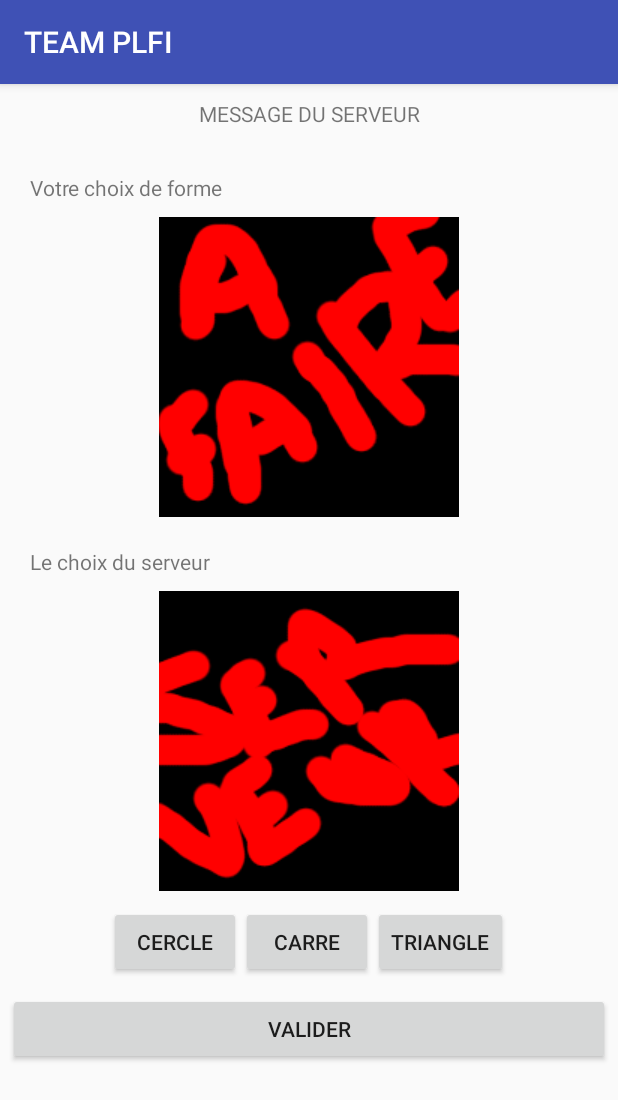
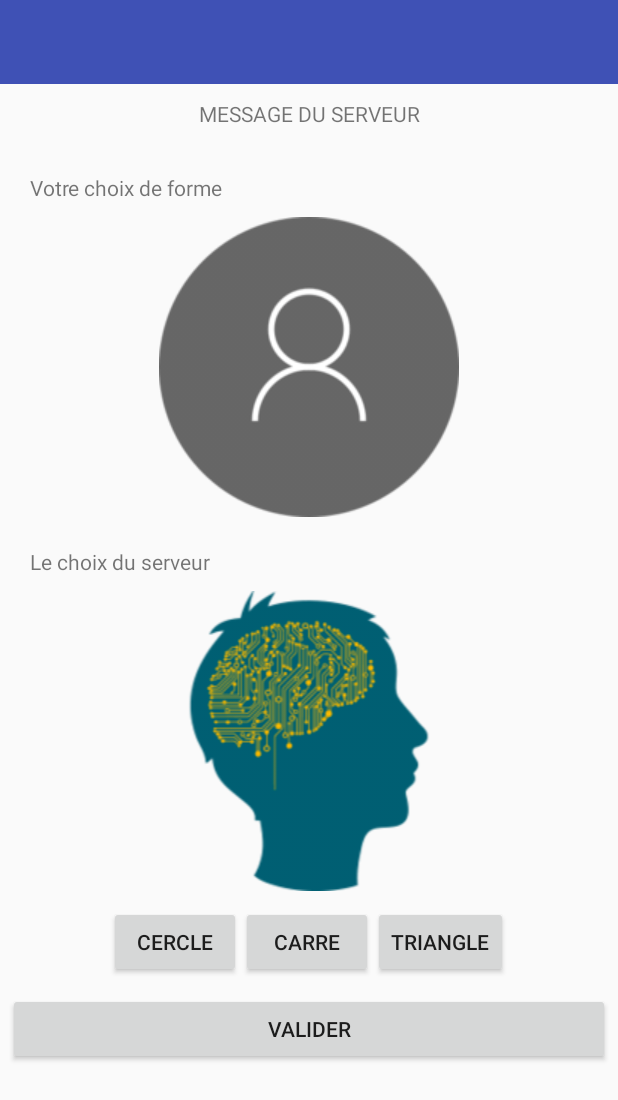
Before and after one commit to tt405907/TEAM-PLFI, an Android app: the screen it shows after launch (gameRTC), after a tap on "PLAY RTC", on a phone screen of 412 x 824 dp. Shown: the top 1100 px of the screen. Run offline under Robolectric (Android 15) with nearby library versions, the phone set to English and light mode, and no system bars.

Commit message:
Android template update

```diff
--- a/android/app/src/main/AndroidManifest.xml
+++ b/android/app/src/main/AndroidManifest.xml
@@ -5,7 +5,7 @@
     <application
             android:allowBackup="true"
             android:icon="@mipmap/ic_launcher"
-            android:label="@string/app_name"
+            android:label="TEAM PLFI"
             android:roundIcon="@mipmap/ic_launcher_round"
             android:supportsRtl="true"
             android:theme="@style/AppTheme">
@@ -17,6 +17,7 @@
                 <category android:name="android.intent.category.LAUNCHER"/>
             </intent-filter>
         </activity>
+
         <activity android:name=".gameRTC">
             <intent-filter>
                 <action android:name="android.intent.action.MAIN"/>
--- a/android/app/src/main/java/plfi/plfi/MainActivity.java
+++ b/android/app/src/main/java/plfi/plfi/MainActivity.java
@@ -1,31 +1,57 @@
 package plfi.plfi;
 
+import android.app.ActionBar;
+import android.support.v7.widget.Toolbar;
 import android.content.Intent;
 import android.support.v7.app.AppCompatActivity;
 import android.os.Bundle;
+import android.view.Menu;
 import android.view.View;
-import android.view.Window;
-import android.view.WindowManager;
 import android.widget.Button;
-import android.widget.Toolbar;
+import android.support.v7.app.AppCompatActivity;
+import android.support.v7.widget.Toolbar;
 
 public class MainActivity extends AppCompatActivity {
+
+    // Mes Boutons
+    Button ButtonStartRTC;
+
+    // Ma Toolbar de genie
+    Toolbar toolbar;
 
     @Override
     protected void onCreate(Bundle savedInstanceState) {
         super.onCreate(savedInstanceState);
 
-        setContentView(R.layout.test1);
-        // init du RTC Game
-        Button ButtonStarterRTC = (Button)findViewById(R.id.buttonStartRTC);
-        ButtonStarterRTC.setOnClickListener(new View.OnClickListener()
-        {
-            public void onClick(View actuelView)    //au clic sur le bouton
-            {
-                Intent intent = new Intent(MainActivity.this, gameRTC.class);  //Lancer l'activité DisplayVue
-                startActivity(intent);    //Afficher la vue
-            }
-        });
+        setContentView(R.layout.accueil);
+
+        // Button Game RTC
+        ButtonStartRTC = (Button)findViewById(R.id.buttonStartRTC);
+        ButtonStartRTC.setOnClickListener(new ButtonGameRTC());
+
+        // Toolbar
+        toolbar = (Toolbar) findViewById(R.id.toolbarmain);
+        setSupportActionBar(toolbar);
+
+
     }
 
+    // Action de ButtonGameRTC
+    class ButtonGameRTC implements View.OnClickListener {
+
+        @Override
+        public void onClick(View v) {
+            Intent intent = new Intent(MainActivity.this, gameRTC.class);  //Lancer l'activité DisplayVue
+            startActivity(intent);    //Afficher la vue
+        }
     }
+
+    @Override
+    public boolean onCreateOptionsMenu(Menu menu){
+        getMenuInflater().inflate(R.menu.menu_main,menu);
+        return true;
+    }
+
+
+
+    }
--- a/android/app/src/main/java/plfi/plfi/gameRTC.java
+++ b/android/app/src/main/java/plfi/plfi/gameRTC.java
@@ -1,6 +1,5 @@
 package plfi.plfi;
 
-import android.app.Activity;
 import android.os.Bundle;
 import android.support.v7.app.AppCompatActivity;
 import android.view.View;
@@ -12,6 +11,7 @@ public class gameRTC extends AppCompatActivity {
     Button buttonCarre;
     Button buttonTriangle;
     Button buttonCercle;
+    Button buttonValider;
 
     // Mes Images à afficher pour le serveur et le client
     ImageView imageInitClient; // Image de depart du cleint
@@ -27,6 +27,7 @@ public class gameRTC extends AppCompatActivity {
         //Image Client
         imageViewClient = (ImageView) findViewById(R.id.imageViewClient);
 
+
         //Carre
         buttonCarre = (Button) findViewById(R.id.buttonCarre);
         buttonCarre.setOnClickListener(new ButtonCarreClick());
@@ -38,6 +39,10 @@ public class gameRTC extends AppCompatActivity {
         //Cercle
         buttonCercle = (Button) findViewById(R.id.buttonCercle);
         buttonCercle.setOnClickListener(new ButtonCercleClick());
+
+        //Valider
+        buttonValider = (Button) findViewById(R.id.buttonValider);
+        buttonValider.setOnClickListener(new ButtonValiderClick());
     }
 
     //TODO: REFAIRE IMAGE CARRE
@@ -45,6 +50,7 @@ public class gameRTC extends AppCompatActivity {
 
         @Override
         public void onClick(View v) {
+
             imageViewClient.setImageResource(R.drawable.carre);
         }
     }
@@ -59,7 +65,13 @@ public class gameRTC extends AppCompatActivity {
     class ButtonCercleClick implements  View.OnClickListener{
         @Override
         public void onClick(View v){
-            imageInitClient.setImageResource(R.drawable.cercle);
+            imageViewClient.setImageResource(R.drawable.cercle);
+        }
+    }
+    class ButtonValiderClick implements  View.OnClickListener{
+        @Override
+        public void onClick(View v){
+            //TODO: METTRE L'APPELLE AU SERVEUR ET
         }
     }
 }
--- a/android/app/src/main/res/layout/test1.xml
+++ b/android/app/src/main/res/layout/accueil.xml
@@ -4,8 +4,12 @@
     android:layout_height="match_parent"
     xmlns:custom="http://schemas.android.com/apk/res-auto"
     android:orientation="vertical"
+    android:background="@drawable/background_main"
+    android:fitsSystemWindows="true"
     tools:context=".MainActivity">
 
+
+    <include layout="@layout/my_toolbar"/>
 
     <Button
         android:id="@+id/buttonStartRTC"
--- /dev/null
+++ b/android/app/src/main/res/layout/my_toolbar.xml
@@ -0,0 +1,7 @@
+<android.support.v7.widget.Toolbar xmlns:android="http://schemas.android.com/apk/res/android"
+    android:id="@+id/toolbarmain"
+    android:minHeight="?attr/actionBarSize"
+    android:layout_width="match_parent"
+    android:layout_height="wrap_content"
+    android:background="?attr/colorPrimary">
+</android.support.v7.widget.Toolbar>
--- /dev/null
+++ b/android/app/src/main/res/layout/my_toolbar_rtc.xml
@@ -0,0 +1,7 @@
+<android.support.v7.widget.Toolbar xmlns:android="http://schemas.android.com/apk/res/android"
+    android:id="@+id/toolbarmain"
+    android:minHeight="?attr/actionBarSize"
+    android:layout_width="match_parent"
+    android:layout_height="wrap_content"
+    android:background="?attr/colorPrimary">
+</android.support.v7.widget.Toolbar>
--- a/android/app/src/main/res/layout/trianglecerclecarre.xml
+++ b/android/app/src/main/res/layout/trianglecerclecarre.xml
@@ -5,7 +5,9 @@
     android:layout_height="match_parent"
     android:orientation="vertical"
     tools:context=".gameRTC">
-    //TODO : Change this too something that we can change the text
+    //TODO: Change this too something that we can change the text
+
+    <include layout="@layout/my_toolbar_rtc"/>
 
     <TextView
         android:id="@+id/textServeur"
--- /dev/null
+++ b/android/app/src/main/res/menu/menu_main.xml
@@ -0,0 +1,13 @@
+<menu xmlns:android="http://schemas.android.com/apk/res/android"
+    xmlns:actionbarcompat_mse="http://schemas.android.com/apk/res-auto"
+    >
+
+    <item android:id="@+id/action_edit"
+        android:title="TODO"
+        android:icon="@drawable/menu_icon"
+        android:orderInCategory="100"
+        actionbarcompat_mse:showAsAction="never">
+
+    </item>
+
+</menu>
--- a/android/app/src/main/res/values/styles.xml
+++ b/android/app/src/main/res/values/styles.xml
@@ -1,11 +1,17 @@
 <resources>
 
     <!-- Base application theme. -->
-    <style name="AppTheme" parent="Theme.AppCompat.Light.DarkActionBar">
+    <style name="AppTheme" parent="AppBlankTheme">
         <!-- Customize your theme here. -->
+        <item name="windowActionBar">false</item>
+        <item name="windowNoTitle">true</item>
+
+    </style>
+
+    <style name="AppBlankTheme" parent="Theme.AppCompat.Light.DarkActionBar">
+
         <item name="colorPrimary">@color/colorPrimary</item>
         <item name="colorPrimaryDark">@color/colorPrimaryDark</item>
         <item name="colorAccent">@color/colorAccent</item>
     </style>
-
 </resources>
--- a/android/build.gradle
+++ b/android/build.gradle
@@ -7,7 +7,7 @@ buildscript {
         jcenter()
     }
     dependencies {
-        classpath 'com.android.tools.build:gradle:3.3.0'
+        classpath 'com.android.tools.build:gradle:3.3.1'
 
 
         // NOTE: Do not place your application dependencies here; they belong
```
Also changed, not shown: android/app/src/main/res/drawable/background_main.jpg (added), android/app/src/main/res/drawable/image_init_client.png, android/app/src/main/res/drawable/image_init_serveur.png, android/app/src/main/res/drawable/menu_icon.png (added).
